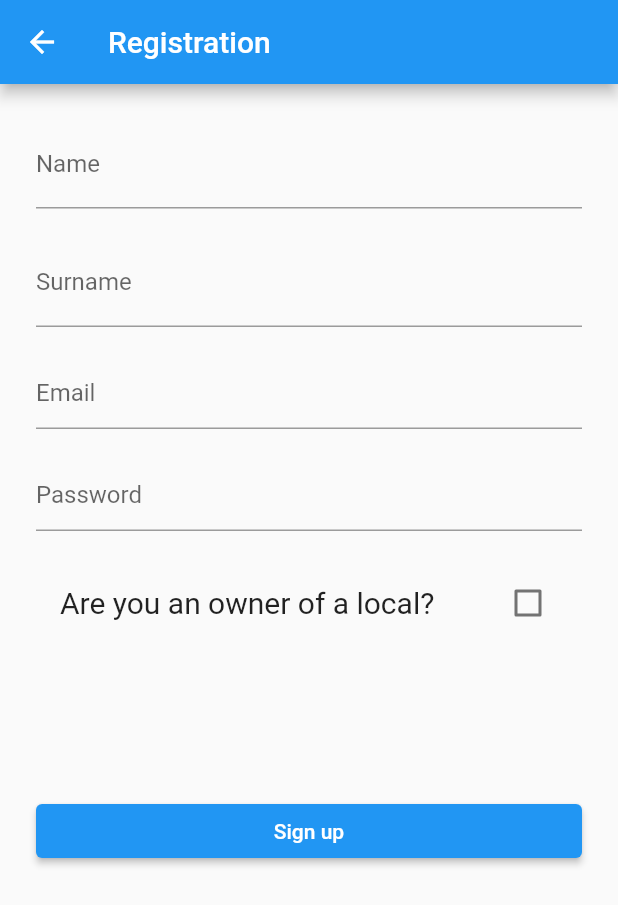
After one commit to enricosarneri/Design-and-Implementation-of-Mobile-Applications, a Flutter app: the screen it shows after launch, after a tap on "Sign in", after a tap on "here", on a phone screen of 412 x 824 dp. The commit adds this screen. Shown: the top 905 px of the screen. Run offline on Flutter 3.47's test engine with Material 2 defaults, Android fonts, the phone set to English and light mode, and no system bars; our stand-ins replace cloud_firestore, firebase_auth, firebase_core, fluttertoast; accounts and stored records are empty.

Commit message:
Added the registration page
Added the registration page

```diff
--- /dev/null
+++ b/Event_handler_application/lib/screens/authenticate/registration.dart
@@ -0,0 +1,184 @@
+
+import 'dart:developer';
+
+import 'package:event_handler/models/user.dart';
+import 'package:event_handler/screens/home/home.dart';
+import 'package:event_handler/services/auth.dart';
+import 'package:flutter/cupertino.dart';
+import 'package:flutter/material.dart';
+import 'package:provider/provider.dart';
+
+class Registration extends StatefulWidget {
+
+  @override
+  _RegistrationState createState() => _RegistrationState();
+}
+
+class _RegistrationState extends State<Registration> {
+  final AuthService _authService= AuthService();
+  final GlobalKey<FormState> _key = GlobalKey<FormState>();
+
+  String _name='';
+  String _surname='';
+  String _email='';
+  String? _dataOfBirth='';
+  String _password='';
+  bool _isOwner=false;
+  bool isSignUpLoading= false;
+
+  Widget _buildName(){
+    return TextFormField(
+      decoration: InputDecoration(labelText: 'Name'),
+      validator: (String? value){
+        if(value!.isEmpty){
+          return 'Name is Required';
+        }
+      },
+      onChanged: (value){
+      setState(() {
+      _name= value.trim();
+        });
+      },
+    );
+  }
+
+    Widget _buildSurname(){
+      return TextFormField(
+      decoration: InputDecoration(labelText: 'Surname'),
+      validator: (String? value){
+        if(value!.isEmpty){
+          return 'Surname is Required';
+        }
+      },
+      onChanged: (value){
+      setState(() {
+      _surname= value.trim();
+        });
+      },
+    );
+  }
+
+    Widget _buildEmail(){
+    return TextFormField(
+      validator: validateEmail,
+      keyboardType: TextInputType.emailAddress,
+      decoration: const InputDecoration( hintText: 'Email' ),
+      onChanged: (value){
+      setState(() {
+      _email= value.trim();
+        });
+      } ,
+    );
+  }
+
+    //Widget _builDateOfBirth(){
+    //return null;
+  //}
+
+    Widget _buildPassword(){
+    return TextFormField(
+    validator: validatePassword,
+    obscureText: true,
+    decoration: const InputDecoration( hintText: 'Password'),
+    onChanged: (value){
+    setState(() {
+      _password= value.trim();
+        });
+      } ,
+    );
+  }
+
+    Widget _buildIsOwner(){
+    return CheckboxListTile(
+      value: _isOwner,
+      title: Text("Are you an owner of a local?", style: TextStyle(fontSize: 20),),
+      onChanged: (value){
+        setState(() {
+          _isOwner= value!;
+        });
+      }
+      );
+  }
+
+  @override
+  Widget build(BuildContext context) {
+    final AppUser? user = Provider.of<AppUser?> (context);
+      if(user == null ){
+    return Scaffold(
+      appBar: AppBar(title: Text('Registration')),
+      body: Container(
+        margin: EdgeInsets.all(24),
+        child: Form(
+          key: _key,
+          child: ListView(
+          children: <Widget>[
+            _buildName(),
+            SizedBox(height: 20),
+            _buildSurname(),
+            SizedBox(height: 20),
+            _buildEmail(),
+            SizedBox(height: 20),
+            //_builDateOfBirth(),
+            _buildPassword(),
+            SizedBox(height: 20),
+            _buildIsOwner(),
+            SizedBox(height: 100),
+            ElevatedButton(
+              child: isSignUpLoading
+              ? CircularProgressIndicator(color: Colors.white,)
+              : const Text('Sign up'),
+              onPressed: () async{
+              setState(() => isSignUpLoading= true);
+              if(!_key.currentState!.validate()){
+                  setState(() => isSignUpLoading= false);
+                  return;
+              }
+              log("isOwner is: "+ _isOwner.toString());
+              log("name: "+ _name);
+              log("surname: "+ _surname);
+              dynamic result= await _authService.createUserWithEmailAndPassword(_email, _password, _name, _surname, _isOwner);
+
+              if (result== null){
+                log('error signing up');
+                }
+              else{
+                //TODO Cercare di gestire il navigator meglio
+                //Navigator.pop(context);
+                log('signed up as: '+ result.email);
+              }
+              if(this.mounted){
+                setState(() => isSignUpLoading= false);
+              }
+                //Navigator.of(context).pushReplacement(MaterialPageRoute(builder: (context) => Home()));
+              }),
+
+            ],
+          ),
+        ),
+      ),
+    );}
+    else{
+      return Home();
+    }
+  }
+}
+
+String? validateEmail(String? formEmail){
+  if(formEmail== null || formEmail.isEmpty) return 'E-mail address is required';
+  String pattern = r'\w+@\w+\.\w+';
+  RegExp regExp= RegExp(pattern);
+  if(!regExp.hasMatch(formEmail)) return 'Invalid E-mail Address format.';
+  return null;
+}
+
+String? validatePassword(String? formPassword){
+    if(formPassword== null || formPassword.isEmpty) return 'Password is required';
+    //String pattern = r'^(?=.*?[A-Z])(?=.*?[a-z])(?=.*?[0-9])(?=.*?[!@#\$&*~]).{8,}$';
+  //RegExp regex = RegExp(pattern);
+  //if (!regex.hasMatch(formPassword))
+    //return '''
+      //Password must be at least 8 characters,
+      //include an uppercase letter, number and symbol.
+      //''';
+  return null;
+}
--- a/Event_handler_application/lib/screens/authenticate/sign_in.dart
+++ b/Event_handler_application/lib/screens/authenticate/sign_in.dart
@@ -1,7 +1,9 @@
 import 'dart:developer';
 
+import 'package:event_handler/screens/authenticate/registration.dart';
 import 'package:event_handler/screens/home/home.dart';
 import 'package:event_handler/services/auth.dart';
+import 'package:flutter/gestures.dart';
 import 'package:flutter/material.dart';
 
 class SignIn extends StatefulWidget {
@@ -74,25 +76,27 @@ class _SignInState extends State<SignIn> {
                   setState(() => isSignInLoading= false);
 
                 },),
-              ElevatedButton(
-                 child: isSignUpLoading
-                 ? CircularProgressIndicator(color: Colors.white,)
-                 : const Text('Sign up'),
-                onPressed: () async{
-                  setState(() => isSignUpLoading= true);
-                  if(_key.currentState!.validate()){
-                  dynamic result= await _authService.createUserWithEmailAndPassword(_email, _password);
-                  if (result== null){
-                    log('error signing up');
-                  }
-                  else{
-                    log('signed up as: '+ result.email);
-                    }
-                  }
-                  setState(() => isSignUpLoading= false);
-                  //Navigator.of(context).pushReplacement(MaterialPageRoute(builder: (context) => Home()));
-              }),
-            ],)],),
+              const Padding(
+                padding: EdgeInsets.only(left: 20.0),
+                child: Text("If you don't have an account click"),
+                ),
+              Padding(
+              padding: EdgeInsets.zero,
+              child: InkWell(
+                onTap: () {
+                  Navigator.push(context, MaterialPageRoute(builder: (context) => Registration()));
+                },
+                child: const Padding(
+                  padding:  EdgeInsets.all(10.0),
+                  child:  Text("here", style: TextStyle(
+                            color: Colors.blue,
+                          )),
+                  ),
+              ),
+              )
+            ],
+            ),
+            ],),
       ),
     );
   }
--- a/Event_handler_application/lib/services/auth.dart
+++ b/Event_handler_application/lib/services/auth.dart
@@ -1,6 +1,7 @@
 import 'dart:developer';
 
 import 'package:event_handler/models/user.dart';
+import 'package:event_handler/services/database.dart';
 import 'package:firebase_auth/firebase_auth.dart';
 import 'package:fluttertoast/fluttertoast.dart';
 
@@ -27,11 +28,15 @@ class AuthService{
     }
   }
 
-    Future createUserWithEmailAndPassword (String email, String password) async {
+    Future createUserWithEmailAndPassword (String email, String password, String name, String surname, bool isOwner) async {
     try{
     UserCredential userCredential= await _auth.createUserWithEmailAndPassword(email: email, password: password);
     User? user= userCredential.user;
-    return user;
+    if (user== null) return null;
+    else{
+      await DatabaseService(user.uid).updateUserData(email, password, name, surname, isOwner);
+      return user;
+      }
     }  on  FirebaseAuthException catch (error){
       errorMessage= error.message!;
       Fluttertoast.showToast(msg: errorMessage);
--- /dev/null
+++ b/Event_handler_application/lib/services/database.dart
@@ -0,0 +1,18 @@
+import 'package:cloud_firestore/cloud_firestore.dart';
+
+class DatabaseService{
+  final String uid;
+  DatabaseService(this.uid);
+  final CollectionReference userCollection = FirebaseFirestore.instance.collection('users');
+
+  Future updateUserData (String email, String password, String name, String surname, bool isOwner) async{
+    return await userCollection.doc(uid).set({
+      'email' : email,
+      'password' : password,
+      'name' : name,
+      'surname' : surname,
+      'isowner' : isOwner,
+      }
+    );
+  }
+}
```
